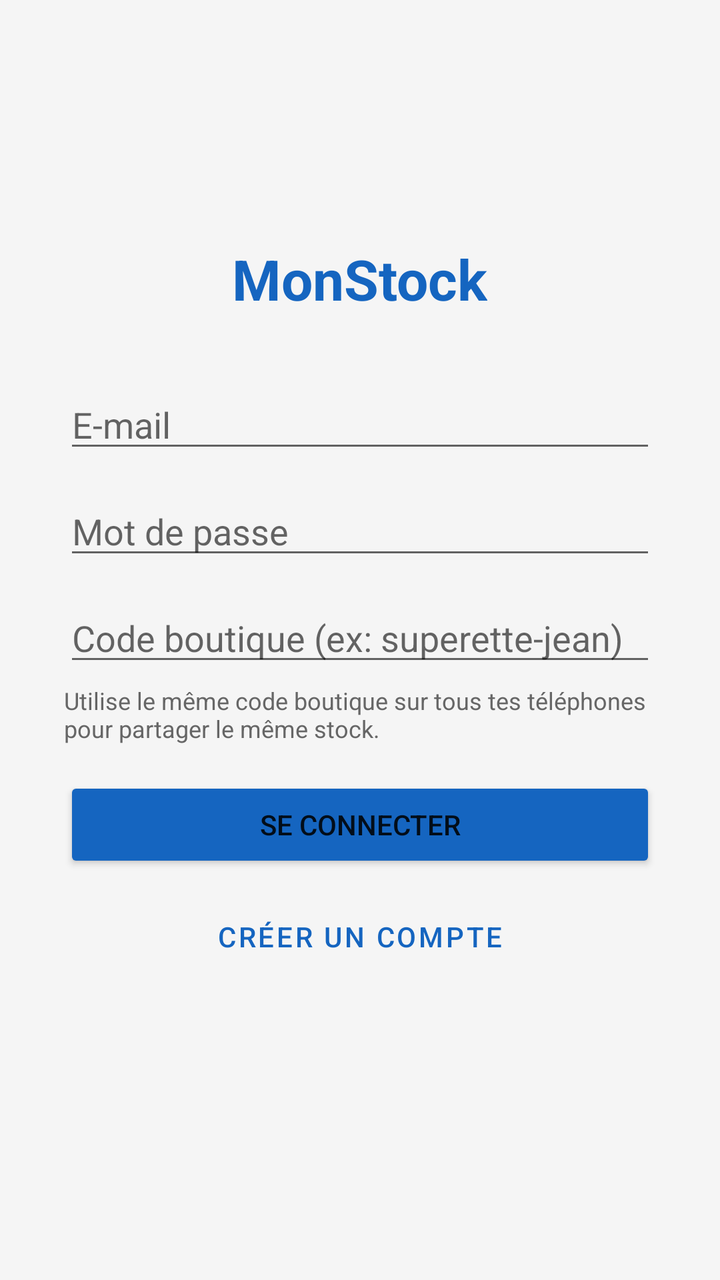
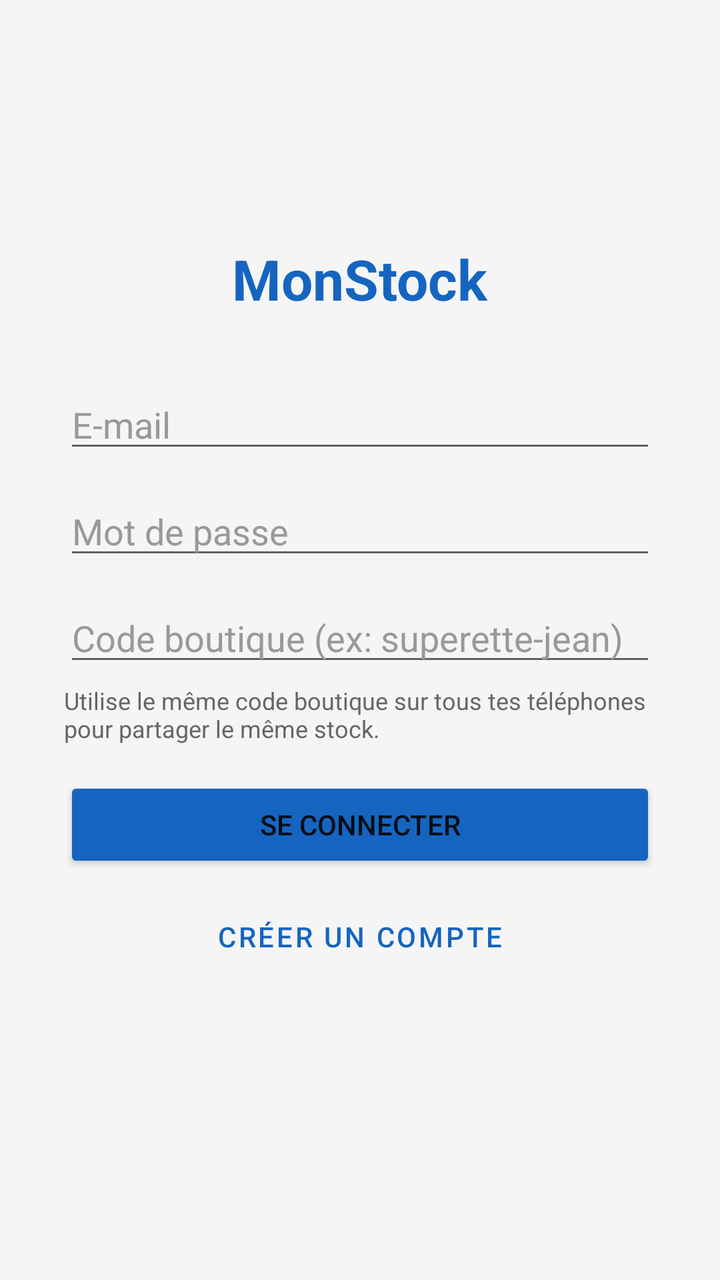

Compare the two renders of this Android layout. The source of the first and the diff that turns it into the second are given below.
<!-- AndroidManifest.xml: application theme Theme.MonStock -->
<!-- res/layout/activity_login.xml -->
<?xml version="1.0" encoding="utf-8"?>
<LinearLayout xmlns:android="http://schemas.android.com/apk/res/android"
    android:layout_width="match_parent"
    android:layout_height="match_parent"
    android:orientation="vertical"
    android:gravity="center"
    android:padding="32dp"
    android:background="@color/background">

    <TextView
        android:layout_width="wrap_content"
        android:layout_height="wrap_content"
        android:text="@string/app_name"
        android:textSize="28sp"
        android:textStyle="bold"
        android:textColor="@color/primary"
        android:layout_marginBottom="32dp" />

    <EditText
        android:id="@+id/etEmail"
        android:layout_width="match_parent"
        android:layout_height="wrap_content"
        android:hint="@string/email"
        android:inputType="textEmailAddress"
        android:autofillHints="emailAddress" />

    <EditText
        android:id="@+id/etPassword"
        android:layout_width="match_parent"
        android:layout_height="wrap_content"
        android:hint="@string/password"
        android:inputType="textPassword"
        android:autofillHints="password"
        android:layout_marginTop="12dp" />

    <EditText
        android:id="@+id/etShopCode"
        android:layout_width="match_parent"
        android:layout_height="wrap_content"
        android:hint="Code boutique (ex: superette-jean)"
        android:layout_marginTop="12dp" />

    <TextView
        android:id="@+id/tvChangeShop"
        android:layout_width="wrap_content"
        android:layout_height="wrap_content"
        android:text="Changer de boutique"
        android:textColor="@color/primary"
        android:textSize="12sp"
        android:layout_marginTop="4dp"
        android:visibility="gone" />

    <TextView
        android:layout_width="match_parent"
        android:layout_height="wrap_content"
        android:text="Utilise le même code boutique sur tous tes téléphones pour partager le même stock."
        android:textSize="12sp"
        android:textColor="#666666"
        android:layout_marginTop="4dp"
        android:layout_marginBottom="16dp" />

    <Button
        android:id="@+id/btnLogin"
        android:layout_width="match_parent"
        android:layout_height="wrap_content"
        android:text="@string/login_btn"
        android:backgroundTint="@color/primary" />

    <Button
        android:id="@+id/btnRegister"
        android:layout_width="match_parent"
        android:layout_height="wrap_content"
        android:text="@string/register_btn"
        android:layout_marginTop="8dp"
        style="@style/Widget.MaterialComponents.Button.TextButton" />

    <TextView
        android:id="@+id/tvError"
        android:layout_width="match_parent"
        android:layout_height="wrap_content"
        android:textColor="@color/danger"
        android:layout_marginTop="8dp" />

</LinearLayout>
<!-- resources referenced by this layout -->
<resources>
  <color name="background">#F5F5F5</color>
  <color name="danger">#E53935</color>
  <color name="primary">#1565C0</color>
  <string name="app_name">MonStock</string>
  <string name="email">E-mail</string>
  <string name="login_btn">Se connecter</string>
  <string name="password">Mot de passe</string>
  <string name="register_btn">Créer un compte</string>
  <style name="Theme.MonStock" parent="Theme.MaterialComponents.DayNight.NoActionBar">
          <item name="colorPrimary">@color/primary</item>
          <item name="colorPrimaryDark">@color/primary_dark</item>
          <item name="colorAccent">@color/accent</item>
          <item name="android:windowBackground">@color/background</item>
      </style>
  <color name="primary_dark">#0D47A1</color>
  <color name="accent">#43A047</color>
</resources>

<!-- the commit's change to res/layout/activity_login.xml (unified diff, before → after) -->
@@ -22,7 +22,9 @@
         android:layout_height="wrap_content"
         android:hint="@string/email"
         android:inputType="textEmailAddress"
-        android:autofillHints="emailAddress" />
+        android:autofillHints="emailAddress"
+        android:textColor="#000000"
+        android:textColorHint="#999999" />
 
     <EditText
         android:id="@+id/etPassword"
@@ -31,6 +33,8 @@
         android:hint="@string/password"
         android:inputType="textPassword"
         android:autofillHints="password"
+        android:textColor="#000000"
+        android:textColorHint="#999999"
         android:layout_marginTop="12dp" />
 
     <EditText
@@ -38,6 +42,8 @@
         android:layout_width="match_parent"
         android:layout_height="wrap_content"
         android:hint="Code boutique (ex: superette-jean)"
+        android:textColor="#000000"
+        android:textColorHint="#999999"
         android:layout_marginTop="12dp" />
 
     <TextView
@@ -71,6 +77,7 @@
         android:layout_width="match_parent"
         android:layout_height="wrap_content"
         android:text="@string/register_btn"
+        android:textColor="@color/primary"
         android:layout_marginTop="8dp"
         style="@style/Widget.MaterialComponents.Button.TextButton" />
 
